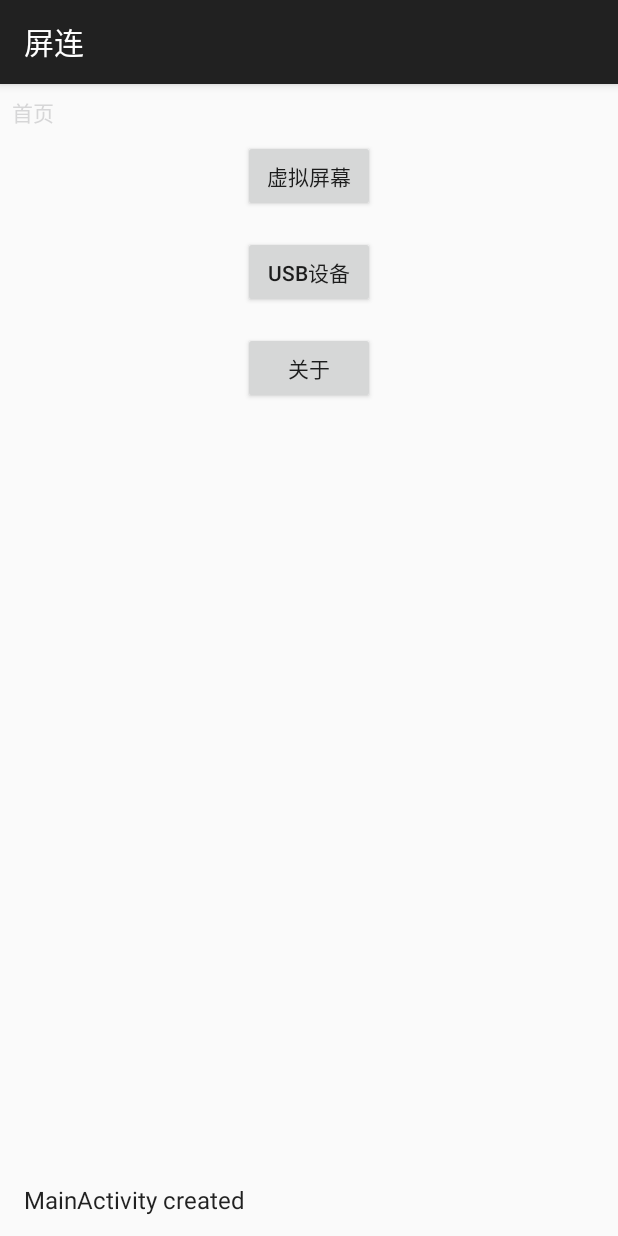
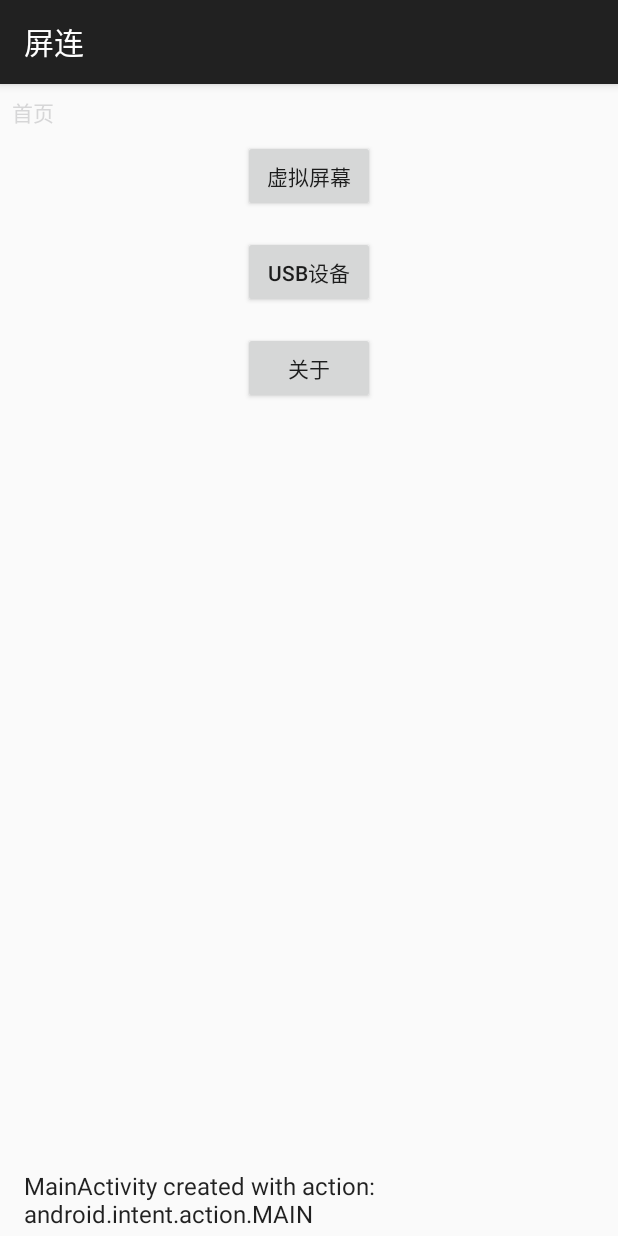
Before and after one commit to CashewTeam/TNT-Anywhere, an Android app: the screen it shows after launch (MainActivity), on a phone screen of 412 x 824 dp. Run offline under Robolectric (Android 15) with nearby library versions, the phone set to English and light mode, and no system bars.

Commit message:
add more log

```diff
--- a/app/src/main/java/com/gitee/connect_screen/MainActivity.java
+++ b/app/src/main/java/com/gitee/connect_screen/MainActivity.java
@@ -4,6 +4,8 @@ import android.content.BroadcastReceiver;
 import android.content.Context;
 import android.content.Intent;
 import android.content.IntentFilter;
+import android.hardware.usb.UsbDevice;
+import android.hardware.usb.UsbManager;
 import android.os.Bundle;
 import android.view.View;
 import android.widget.Button;
@@ -17,6 +19,8 @@ import androidx.fragment.app.FragmentActivity;
 import androidx.fragment.app.FragmentManager;
 import androidx.recyclerview.widget.LinearLayoutManager;
 import androidx.recyclerview.widget.RecyclerView;
+
+import com.gitee.connect_screen.job.MirrorViaDisplaylink;
 
 import java.lang.ref.WeakReference;
 import java.util.ArrayList;
@@ -81,10 +85,24 @@ public class MainActivity extends AppCompatActivity {
         // 设置 State.currentActivity 为当前的 MainActivity 实例
         State.currentActivity = new WeakReference<>(this);
 
+        // 获取启动 Intent 并打印其 Action 到日志
+        Intent intent = getIntent();
+        String action = intent.getAction();
+        State.log("MainActivity created with action: " + action);
+
+        // 检查是否是 USB 设备连接的 Intent
+        if (UsbManager.ACTION_USB_DEVICE_ATTACHED.equals(action)) {
+            UsbDevice device = (UsbDevice) intent.getParcelableExtra(UsbManager.EXTRA_DEVICE);
+            if (device != null) {
+                // 处理 USB 设备连接的逻辑
+                State.log("USB 设备已连接: " + device.getDeviceName());
+                State.startNewJob(new MirrorViaDisplaylink(device));
+            }
+        }
+
         // 注册 USB 权限广播接收器
         IntentFilter filter = new IntentFilter(ACTION_USB_PERMISSION);
         registerReceiver(usbPermissionReceiver, filter, null, null, Context.RECEIVER_EXPORTED);
-        State.log("MainActivity created");
 
         // 初始化日志列表
         logRecyclerView = findViewById(R.id.logRecyclerView);
@@ -174,6 +192,7 @@ public class MainActivity extends AppCompatActivity {
     public void updateLogs() {
         if (logAdapter != null) {
             logAdapter.notifyDataSetChanged();
+            logRecyclerView.scrollToPosition(logAdapter.getItemCount() - 1);
         }
     }
 }
--- a/app/src/main/java/com/gitee/connect_screen/State.java
+++ b/app/src/main/java/com/gitee/connect_screen/State.java
@@ -24,6 +24,7 @@ public class State {
         }
         currentJob = job;
         try {
+            State.log("开始任务 " + job.getClass().getSimpleName());
             currentJob.start();
         } catch (RuntimeException e) {
             currentJob = null;
@@ -41,6 +42,7 @@ public class State {
     public static void resumeJob() {
         if (currentJob != null) {
             try {
+                State.log("恢复任务 " + currentJob.getClass().getSimpleName());
                 currentJob.start();
             } catch (RuntimeException e) {
                 currentJob = null;
```
